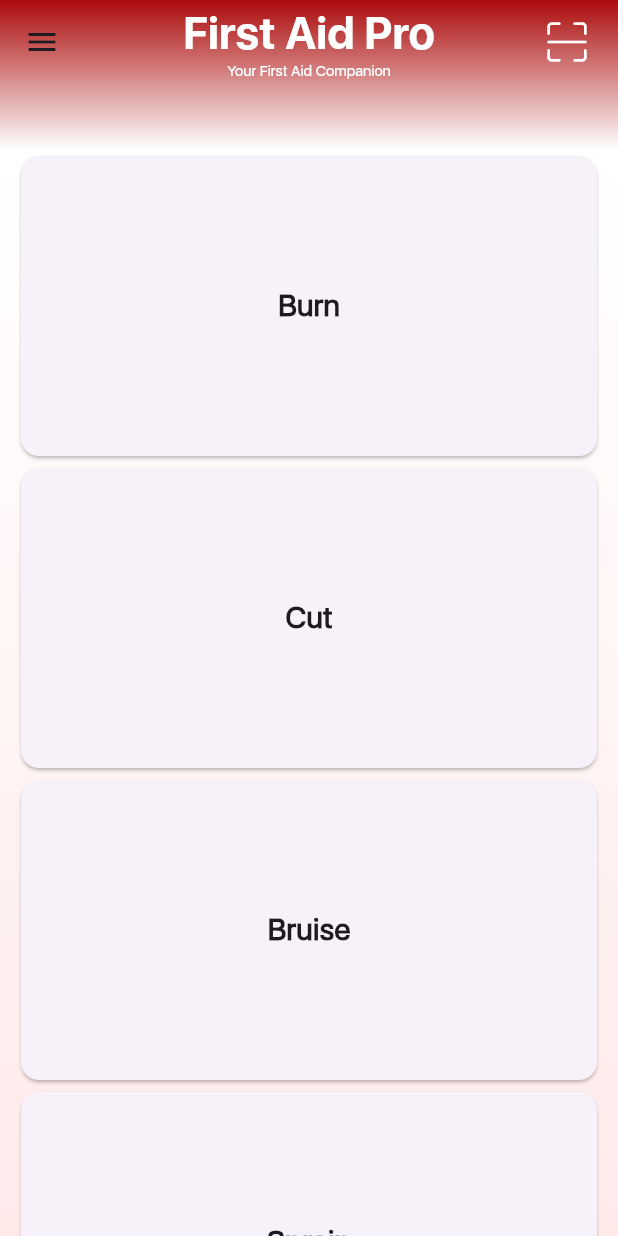
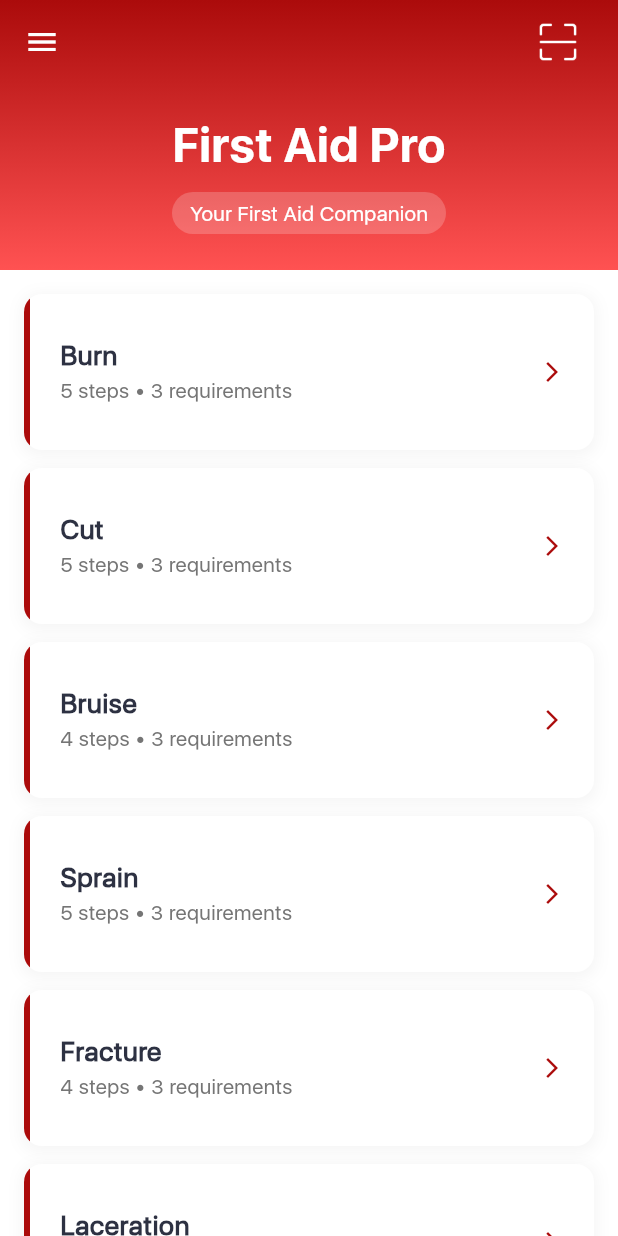
Before and after one commit to bryan-abraham/first_aid_pro_major, a Flutter app: the HomeScreen screen opened directly, on a phone screen of 412 x 824 dp. Run offline on Flutter 3.47's test engine with Material 3 defaults, Android fonts, the light colour scheme and no system bars; our stand-ins replace cloud_firestore, dio, firebase_auth, firebase_core, firebase_storage, flutter_bloc and 8 more; missing offline and left inert: velocity_bloc; accounts and stored records are empty.

Commit message:
home screen

```diff
--- a/lib/screen/home/home_screen.dart
+++ b/lib/screen/home/home_screen.dart
@@ -1,6 +1,7 @@
 import 'package:first_aid_pro_app/screen/pick_image/pick_image.dart';
 import 'package:flutter/material.dart';
 
+// ignore: unused_import
 import '../../core/const/constants.dart';
 import '../../services/wound_model_services.dart';
 import '../profile/profile_screen.dart';
@@ -21,32 +22,99 @@ class _HomeScreenState extends State<HomeScreen> {
         slivers: <Widget>[
           SliverAppBar(
             automaticallyImplyLeading: false,
-            pinned: false,
-            flexibleSpace: Container(
+            pinned: true,
+            floating: false,
+            elevation: 0,
+            expandedHeight: 180,
+            backgroundColor: const Color(0xFFAB0B0B),
+            flexibleSpace: LayoutBuilder(
+              builder: (BuildContext context, BoxConstraints constraints) {
+                var top = constraints.biggest.height;
+                return FlexibleSpaceBar(
+                  expandedTitleScale: 1.1,
+                  centerTitle: true,
+                  title: AnimatedOpacity(
+                    duration: const Duration(milliseconds: 300),
+                    opacity: top < 130 ? 1.0 : 0.0,
+                    child: Container(
+                      width: double.infinity,
+                      child: const Center(
+                        child: Text(
+                          'First Aid Pro',
+                          style: TextStyle(
+                            fontFamily: 'SFBold',
+                            fontSize: 20,
+                            color: Colors.white,
+                          ),
+                        ),
+                      ),
+                    ),
+                  ),
+                  titlePadding: EdgeInsets.zero,
+                  background: Container(
                     decoration: const BoxDecoration(
                       gradient: LinearGradient(
                         colors: [
-                    Color.fromARGB(255, 171, 11, 11),
-                    Color.fromARGB(255, 255, 255, 255)
+                          Color(0xFFAB0B0B),
+                          Color(0xFFFF5252),
                         ],
-                  stops: [0, 1],
                         begin: Alignment.topCenter,
                         end: Alignment.bottomCenter,
                       ),
                     ),
+                    child: Column(
+                      mainAxisAlignment: MainAxisAlignment.center,
+                      children: [
+                        const SizedBox(height: 50),
+                        const Text(
+                          'First Aid Pro',
+                          style: TextStyle(
+                            fontFamily: 'SFBold',
+                            fontSize: 32,
+                            color: Colors.white,
+                            fontWeight: FontWeight.bold,
+                          ),
+                        ),
+                        const SizedBox(height: 8),
+                        Container(
+                          padding: const EdgeInsets.symmetric(
+                            horizontal: 12,
+                            vertical: 4,
+                          ),
+                          decoration: BoxDecoration(
+                            color: Colors.white.withOpacity(0.2),
+                            borderRadius: BorderRadius.circular(20),
+                          ),
+                          child: const Text(
+                            'Your First Aid Companion',
+                            style: TextStyle(
+                              fontSize: 14,
+                              color: Colors.white,
+                            ),
+                          ),
+                        ),
+                      ],
+                    ),
+                  ),
+                );
+              },
             ),
             leading: IconButton(
-              icon: Icon(Icons.menu),
+              icon: const Icon(Icons.menu, color: Colors.white),
               onPressed: () {
                 Navigator.of(context).push(
-                    MaterialPageRoute(builder: (context) => ProfileScreen()));
+                  MaterialPageRoute(builder: (context) => ProfileScreen()),
+                );
               },
             ),
             actions: [
-              IconButton(
+              Container(
+                margin: const EdgeInsets.only(right: 16),
+                child: IconButton(
                   icon: Image.asset(
                     'assets/images/scanner.png',
-                  width: 30,
+                    width: 28,
+                    color: Colors.white,
                   ),
                   onPressed: () {
                     Navigator.push(
@@ -57,54 +125,54 @@ class _HomeScreenState extends State<HomeScreen> {
                     );
                   },
                 ),
-              SizedBox(width: 10)
-            ],
-            expandedHeight: 100,
-            centerTitle: true,
-            title: const Column(
-              children: [
-                Text(
-                  'First Aid Pro',
-                  style: TextStyle(
-                      fontFamily: 'SFBold', fontSize: (30), color: kWhite),
-                ),
-                Text(
-                  'Your First Aid Companion',
-                  style: TextStyle(fontSize: 10, color: kWhite),
               ),
             ],
-            ),
           ),
           SliverToBoxAdapter(
             child: Container(
               decoration: const BoxDecoration(
-                gradient: LinearGradient(
-                  colors: [
-                    Color.fromARGB(255, 255, 255, 255),
-                    Color.fromARGB(255, 255, 194, 194),
-                  ],
-                  stops: [0, 1],
-                  begin: Alignment.topCenter,
-                  end: Alignment.bottomCenter,
-                ),
+                color: Colors.white,
               ),
               child: FutureBuilder(
                 future: loadWoundsData(),
                 builder: (context, snapshot) {
                   if (snapshot.connectionState == ConnectionState.done) {
                     if (snapshot.hasError) {
-                      return Text('Error: ${snapshot.error}');
+                      return Center(
+                        child: Padding(
+                          padding: const EdgeInsets.all(20),
+                          child: Column(
+                            children: [
+                              const Icon(
+                                Icons.error_outline,
+                                size: 48,
+                                color: Colors.red,
+                              ),
+                              const SizedBox(height: 16),
+                              Text(
+                                'Error: ${snapshot.error}',
+                                textAlign: TextAlign.center,
+                                style: const TextStyle(
+                                  color: Colors.red,
+                                  fontSize: 16,
+                                ),
+                              ),
+                            ],
+                          ),
+                        ),
+                      );
                     }
                     return Padding(
-                      padding: const EdgeInsets.only(
-                          left: 10, right: 10, bottom: 10),
+                      padding: const EdgeInsets.all(16),
                       child: ListView.builder(
                         primary: false,
                         shrinkWrap: true,
                         itemCount: snapshot.data?.length ?? 0,
                         itemBuilder: (context, index) {
                           var wound = snapshot.data![index];
-                          return GestureDetector(
+                          return Padding(
+                            padding: const EdgeInsets.only(bottom: 12),
+                            child: GestureDetector(
                               onTap: () {
                                 Navigator.push(
                                   context,
@@ -114,23 +182,57 @@ class _HomeScreenState extends State<HomeScreen> {
                                   ),
                                 );
                               },
-                            child: Card(
                               child: Container(
-                                width: double.infinity,
-                                height: 200,
-                                padding: const EdgeInsets.all(10),
-                                child: Column(
-                                  mainAxisAlignment: MainAxisAlignment.center,
-                                  crossAxisAlignment: CrossAxisAlignment.center,
-                                  children: [
-                                    Text(
+                                decoration: BoxDecoration(
+                                  color: Colors.white,
+                                  borderRadius: BorderRadius.circular(12),
+                                  boxShadow: [
+                                    BoxShadow(
+                                      color: Colors.grey.withOpacity(0.1),
+                                      spreadRadius: 2,
+                                      blurRadius: 8,
+                                      offset: const Offset(0, 2),
+                                    ),
+                                  ],
+                                ),
+                                child: ClipRRect(
+                                  borderRadius: BorderRadius.circular(12),
+                                  child: Container(
+                                    decoration: const BoxDecoration(
+                                      border: Border(
+                                        left: BorderSide(
+                                          color: Color(0xFFAB0B0B),
+                                          width: 4,
+                                        ),
+                                      ),
+                                    ),
+                                    child: ListTile(
+                                      contentPadding: const EdgeInsets.symmetric(
+                                        horizontal: 20,
+                                        vertical: 16,
+                                      ),
+                                      title: Text(
                                         wound['Type'],
                                         style: const TextStyle(
-                                        fontSize: 20,
+                                          fontSize: 18,
                                           fontWeight: FontWeight.bold,
+                                          color: Color(0xFF2D3142),
                                         ),
                                       ),
-                                  ],
+                                      subtitle: Text(
+                                        '${wound['steps'].length} steps • ${wound['requirements'].length} requirements',
+                                        style: TextStyle(
+                                          color: Colors.grey[600],
+                                          fontSize: 14,
+                                        ),
+                                      ),
+                                      trailing: const Icon(
+                                        Icons.arrow_forward_ios,
+                                        size: 16,
+                                        color: Color(0xFFAB0B0B),
+                                      ),
+                                    ),
+                                  ),
                                 ),
                               ),
                             ),
@@ -139,7 +241,14 @@ class _HomeScreenState extends State<HomeScreen> {
                       ),
                     );
                   } else {
-                    return const Center(child: CircularProgressIndicator());
+                    return const Padding(
+                      padding: EdgeInsets.all(32),
+                      child: Center(
+                        child: CircularProgressIndicator(
+                          color: Color(0xFFAB0B0B),
+                        ),
+                      ),
+                    );
                   }
                 },
               ),
```
Lines whose indentation alone changed are shown as unchanged.
